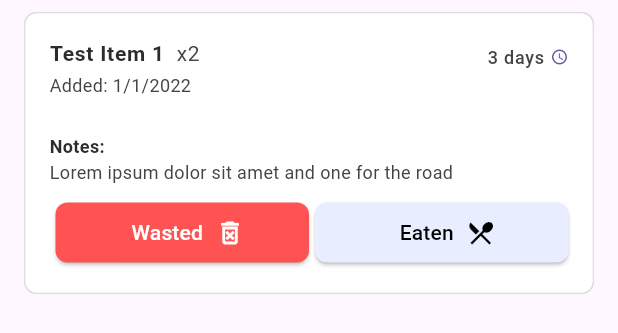
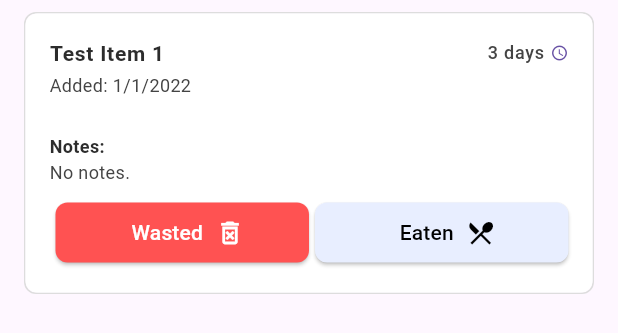
Before and after one commit to NathanRJohnson/live-frontend, a Flutter app: the FridgeItemCard widget shown alone on an empty page, opened directly, after a tap on "Test Item 1", on a phone screen of 412 x 824 dp. Shown: the top 333 px of the screen. Run offline on Flutter 3.47's test engine with Material 3 defaults, Android fonts, the phone set to English and light mode, and no system bars; drawn by our look-alikes of flutter_slidable; our stand-ins replace dotted_border, flutter_riverpod, flutter_speed_dial, go_router; missing offline and left inert: dart:ffi; network calls fail.

Commit message:
integrates new design with backend

```diff
--- a/lib/main.dart
+++ b/lib/main.dart
@@ -1,9 +1,8 @@
 import 'package:flutter/material.dart';
 import 'package:flutter_riverpod/flutter_riverpod.dart';
 import 'package:go_router/go_router.dart';
-import 'package:http/http.dart';
 import 'package:http/io_client.dart';
-import 'package:project_l/wtfridge/provider/fridge_provider.dart';
+import 'package:project_l/wtfridge/provider/fridge_card_provider.dart';
 import 'package:project_l/wtfridge/provider/grocery_card_provider.dart';
 
 import 'wtfridge/wtfridge.dart';
@@ -44,7 +43,7 @@ class FirstRoute extends ConsumerWidget {
   @override
   Widget build(BuildContext context, WidgetRef ref) {
     WidgetsBinding.instance.addPostFrameCallback((_) {
-      ref.read(fridgeNotifierProvider.notifier).syncToDB();
+      ref.read(fridgeCardNotifierProvider.notifier).syncToDB(IOClient());
       ref.read(groceryCardNotifierProvider.notifier).syncToDB(IOClient());
       context.push('/fridge');
     });
--- a/lib/wtfridge/components/fridge_item_card.dart
+++ b/lib/wtfridge/components/fridge_item_card.dart
@@ -37,11 +37,12 @@ class _FridgeItemCardState extends ConsumerState<FridgeItemCard> {
 
   bool isExpanded = false;
   bool isSelected = false;
+  bool isVisible = true;
 
   @override
   Widget build(BuildContext context) {
     return Visibility(
-      visible: widget.item.visible,
+      visible: isVisible,
       child: Padding(
         padding: const EdgeInsets.symmetric(vertical: 8.0, horizontal: 16.0),
         child: GestureDetector(
@@ -84,9 +85,15 @@ class _FridgeItemCardState extends ConsumerState<FridgeItemCard> {
         shape: RoundedRectangleBorder(borderRadius: BorderRadius.circular(8.0)),
         title: _displayNameAndQuantity(),
         trailing:  Transform.translate(
-            offset: const Offset(0, -7),
+            offset: (isExpanded || widget.item.notes != "") ? const Offset(0, -10) : const Offset(0, -2),
             child: (isSelected) ? _displaySelectedStatus() : _displayTimeInFridge()),
-        subtitle: (isExpanded) ? _displayDateAdded() : _displayNotesHint(),
+        subtitle: () {
+          if (isExpanded) {
+            return  _displayDateAdded();
+          } else if (widget.item.notes != "") {
+            return _displayNotesHint();
+          }
+        }(),
         expandedAlignment: Alignment.topLeft,
         expandedCrossAxisAlignment: CrossAxisAlignment.start,
         onExpansionChanged: (expandState) {
@@ -147,7 +154,8 @@ class _FridgeItemCardState extends ConsumerState<FridgeItemCard> {
         ),
         Padding(
           padding: const EdgeInsets.only(left: 8.0),
-          child: Text("x2",
+          child: (widget.item.quantity <= 1) ? const Text("") :
+          Text("x${widget.item.quantity}",
             style: TextStyle(
               fontSize: Theme.of(context).textTheme.bodyMedium!.fontSize,
               color: onBackgroundSecondaryColor,
@@ -208,7 +216,7 @@ class _FridgeItemCardState extends ConsumerState<FridgeItemCard> {
     return Padding(
       padding: const EdgeInsets.fromLTRB(16.0, 0.0, 8.0, 0.0),
       child: Text(
-        "Lorem ipsum dolor sit amet and one for the road",
+        widget.item.notes,
         textAlign: TextAlign.justify,
         maxLines: 1,
         overflow: TextOverflow.ellipsis,
@@ -255,7 +263,7 @@ class _FridgeItemCardState extends ConsumerState<FridgeItemCard> {
             ),
           ),
           Text(
-            "Lorem ipsum dolor sit amet and one for the road",
+            (widget.item.notes != "") ? widget.item.notes : "No notes.",
             style: TextStyle(
               color: onBackgroundSecondaryColor,
               fontSize: Theme.of(context).textTheme.bodySmall!.fontSize
--- a/lib/wtfridge/model/fridge_item.dart
+++ b/lib/wtfridge/model/fridge_item.dart
@@ -5,10 +5,11 @@ class FridgeItem {
   String name;
   String timeInFridge;
   DateTime? dateAdded;
+  int quantity;
+  String notes;
   int? id;
-  bool visible = true;
 
-  FridgeItem({ required this.name, this.timeInFridge = "< 1 day", this.id, this.dateAdded }) {
+  FridgeItem({ required this.name, this.timeInFridge = "< 1 day", this.id, this.dateAdded, this.quantity = 1, this.notes = "" }) {
     id ??= _generateID();
   }
 
@@ -23,11 +24,17 @@ class FridgeItem {
 
     String timeInFridge = _getDateDisplayMessage(difference);
 
+    int quantity = json.containsKey('quantity') ? json['quantity'] as int : 1;
+    String notes =  json.containsKey('notes') ? json['notes'] as String : "";
+
+
     return FridgeItem(
       name: json['item_name'] as String,
       timeInFridge: timeInFridge,
+      dateAdded: dateAdded,
+      quantity: quantity,
+      notes: notes,
       id: json['item_id'] as int,
-      dateAdded: dateAdded
     );
   }
 
--- a/lib/wtfridge/provider/fridge_card_provider.dart
+++ b/lib/wtfridge/provider/fridge_card_provider.dart
@@ -28,9 +28,9 @@ class FridgeCardNotifier extends Notifier<List<FridgeItemCard>> {
       FridgeItemCard(item: FridgeItem(name: "Test Item 8", timeInFridge: "7 days", id: 1, dateAdded: DateTime(2022))),
       FridgeItemCard(item: FridgeItem(name: "Test Item 9", timeInFridge: "11 days", id: 2, dateAdded: DateTime(2022))),
 
-      FridgeItemCard(item: FridgeItem(name: "Test Item 10", timeInFridge: "3 days", id: 0, dateAdded: DateTime(2022))),
-      FridgeItemCard(item: FridgeItem(name: "Test Item 11", timeInFridge: "7 days", id: 1, dateAdded: DateTime(2022))),
-      FridgeItemCard(item: FridgeItem(name: "Test Item 12", timeInFridge: "11 days", id: 2, dateAdded: DateTime(2022))),
+      // FridgeItemCard(item: FridgeItem(name: "Test Item 10", timeInFridge: "3 days", id: 0, dateAdded: DateTime(2022))),
+      // FridgeItemCard(item: FridgeItem(name: "Test Item 11", timeInFridge: "7 days", id: 1, dateAdded: DateTime(2022))),
+      // FridgeItemCard(item: FridgeItem(name: "Test Item 12", timeInFridge: "11 days", id: 2, dateAdded: DateTime(2022))),
 
     ];
   }
```
Also changed, not shown: lib/wtfridge/view/fridge_view.dart (+10 -10 lines).
